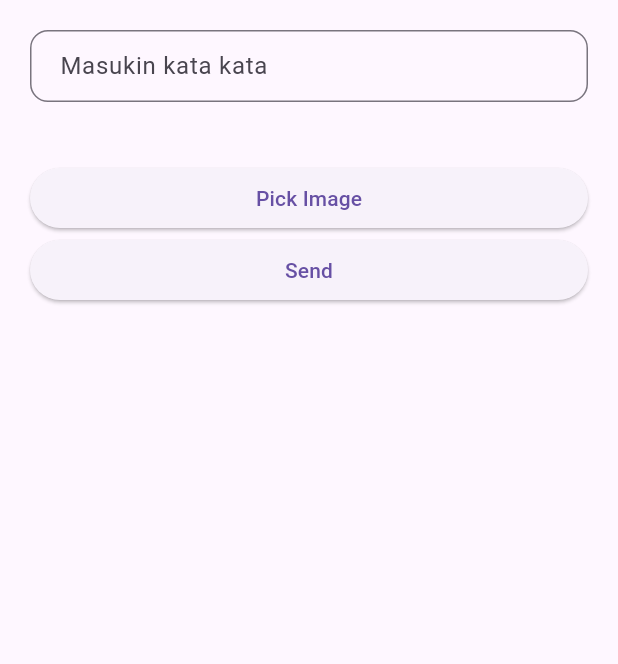
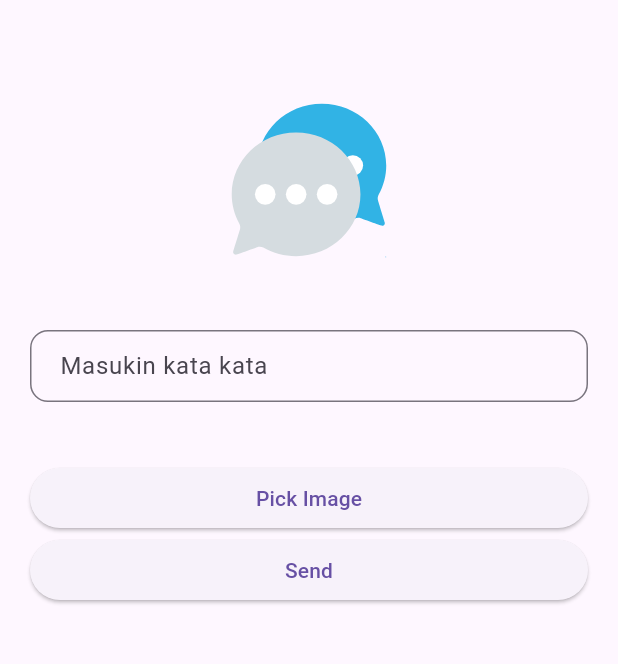
Before and after one commit to lathifrdp/gemini, a Flutter app: the screen it shows after launch, on a phone screen of 412 x 824 dp, the part 84-748 px from its top. Run offline on Flutter 3.47's test engine with Material 3 defaults, Android fonts, the phone set to English and light mode, and no system bars; our stand-ins replace google_generative_ai, image_picker, lottie.

Commit message:
add lottie

```diff
--- a/lib/main_page.dart
+++ b/lib/main_page.dart
@@ -4,6 +4,7 @@ import 'package:flutter/material.dart';
 import 'package:gemini/global_variables.dart';
 import 'package:google_generative_ai/google_generative_ai.dart';
 import 'package:image_picker/image_picker.dart';
+import 'package:lottie/lottie.dart';
 
 class MainPage extends StatefulWidget {
   const MainPage({super.key});
@@ -31,6 +32,7 @@ class _MainPageState extends State<MainPage> {
           padding: const EdgeInsets.all(20),
           child: ListView(
             children: [
+              Lottie.asset('assets/lottie.json', width: 200, height: 200),
               TextField(
                   controller: textEditingController,
                   decoration: const InputDecoration(
--- a/pubspec.yaml
+++ b/pubspec.yaml
@@ -33,6 +33,7 @@ dependencies:
     sdk: flutter
   google_generative_ai: ^0.4.1
   image_picker: ^1.1.1
+  lottie: ^3.1.3
 
 dev_dependencies:
   flutter_lints: ^3.0.0
@@ -49,9 +50,8 @@ flutter:
   # the material Icons class.
   uses-material-design: true
   # To add assets to your application, add an assets section, like this:
-  # assets:
-  #   - images/a_dot_burr.jpeg
-  #   - images/a_dot_ham.jpeg
+  assets:
+    - assets/lottie.json
   # An image asset can refer to one or more resolution-specific "variants", see
   # https://flutter.dev/assets-and-images/#resolution-aware
   # For details regarding adding assets from package dependencies, see
```
Also changed, not shown: assets/lottie.json (added, +1 -0 lines).
